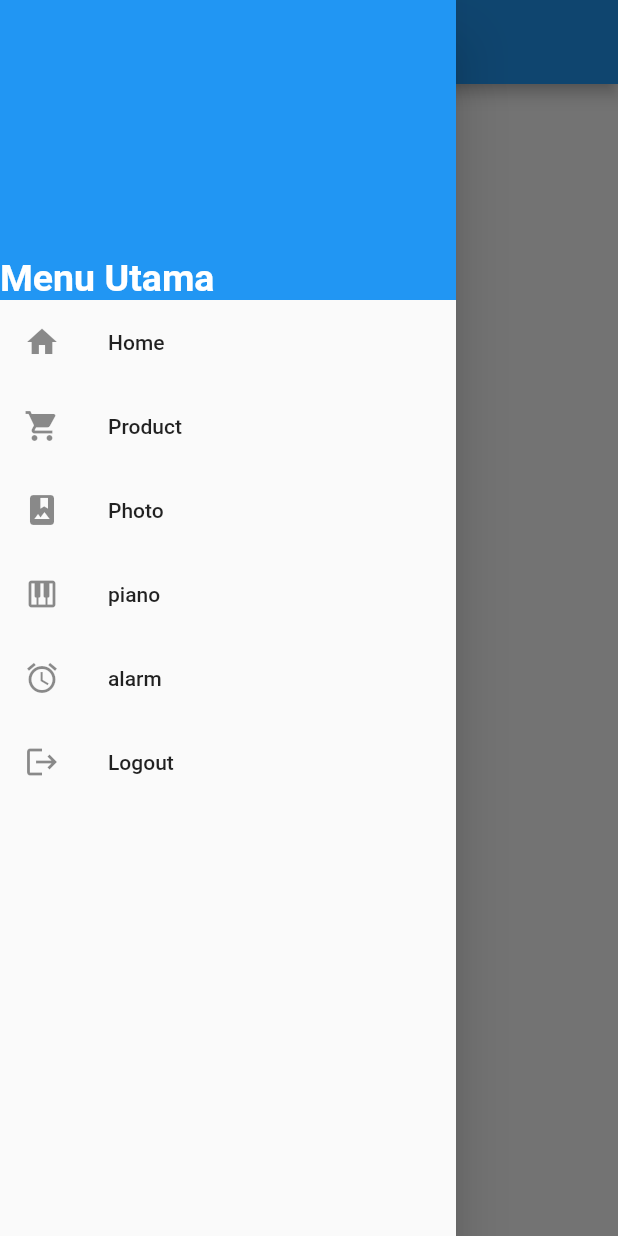
After one commit to angular403/belajar_flutter, a Flutter app: the Drawers screen opened directly, with the side drawer open, on a phone screen of 412 x 824 dp. The commit adds this screen. Run offline on Flutter 3.47's test engine with Material 2 defaults, Android fonts, the phone set to English and light mode, and no system bars.

Commit message:
belajar drawer

```diff
--- a/lib/pages/home_page.dart
+++ b/lib/pages/home_page.dart
@@ -30,6 +30,7 @@ import 'package:latihan_week3/pages/latihan_listview.dart';
 import 'package:latihan_week3/pages/ui_instagram.dart';
 import 'package:latihan_week3/study/barTab.dart';
 import 'package:latihan_week3/study/bottomBar.dart';
+import 'package:latihan_week3/study/draweer.dart';
 // import 'package:latihan_week3/study/dialog.dart';
 import 'package:latihan_week3/study/form.dart';
 import 'package:latihan_week3/study/sheetBottom.dart';
@@ -123,7 +124,7 @@ class HomePage extends StatelessWidget {
               onPressed: () {
                 Navigator.of(context).pushReplacement(
                   MaterialPageRoute(
-                    builder: (context) => SheetBottom(),
+                    builder: (context) => Drawers(),
                   ),
                 );
               },
--- /dev/null
+++ b/lib/study/draweer.dart
@@ -0,0 +1,66 @@
+import 'package:flutter/material.dart';
+
+class Drawers extends StatelessWidget {
+  const Drawers({Key? key}) : super(key: key);
+
+  @override
+  Widget build(BuildContext context) {
+    return Scaffold(
+      appBar: AppBar(
+        title: Text("Drawer"),
+      ),
+      drawer: Drawer(
+        child: Column(
+          children: [
+            Container(
+              alignment: Alignment.bottomLeft,
+              width: double.infinity,
+              height: 200,
+              color: Colors.blue,
+              child: Text(
+                "Menu Utama",
+                style: TextStyle(
+                  fontSize: 25,
+                  fontWeight: FontWeight.bold,
+                  color: Colors.white,
+                ),
+              ),
+            ),
+            Expanded(
+              child: ListView(
+                scrollDirection: Axis.vertical,
+                padding: EdgeInsets.zero,
+                children: [
+                  ListTile(
+                    leading: Icon(Icons.home),
+                    title: Text("Home"),
+                  ),
+                  ListTile(
+                    leading: Icon(Icons.shopping_cart),
+                    title: Text("Product"),
+                  ),
+                  ListTile(
+                    leading: Icon(Icons.photo_album),
+                    title: Text("Photo"),
+                  ),
+                  ListTile(
+                    leading: Icon(Icons.piano),
+                    title: Text("piano"),
+                  ),
+                  ListTile(
+                    leading: Icon(Icons.alarm),
+                    title: Text("alarm"),
+                  ),
+                  ListTile(
+                    leading: Icon(Icons.logout),
+                    title: Text("Logout"),
+                  ),
+                ],
+              ),
+            ),
+          ],
+        ),
+      ),
+    );
+  }
+}
```
Also changed, not shown: lib/study/sheetBottom.dart (+36 -20 lines).
